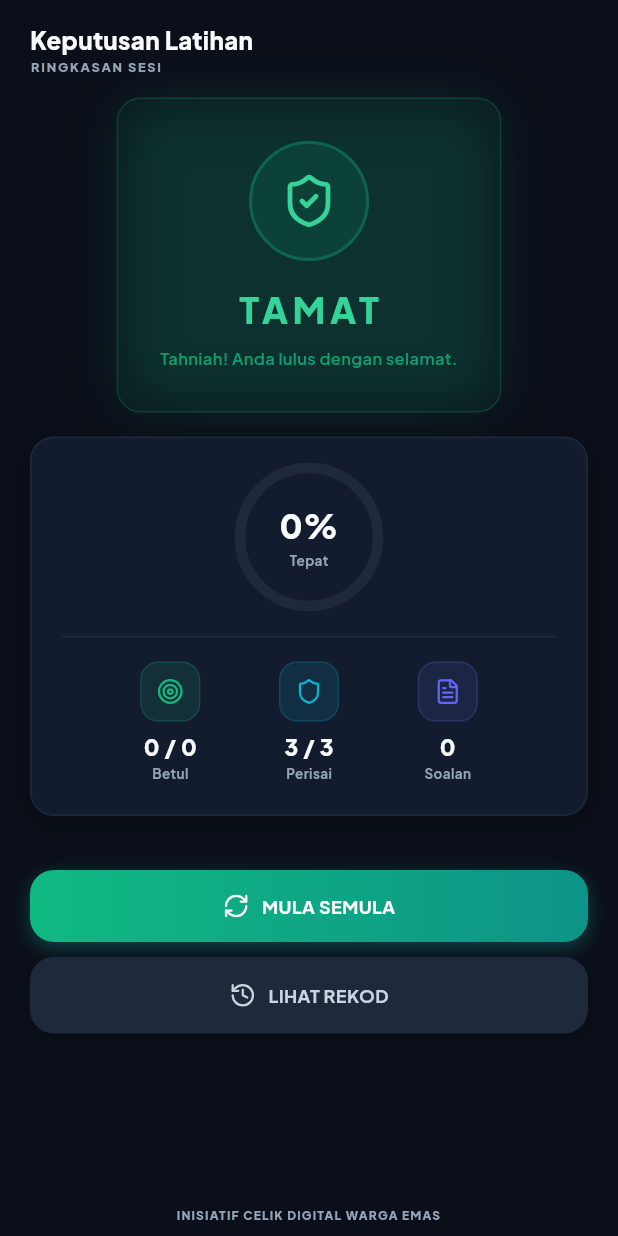
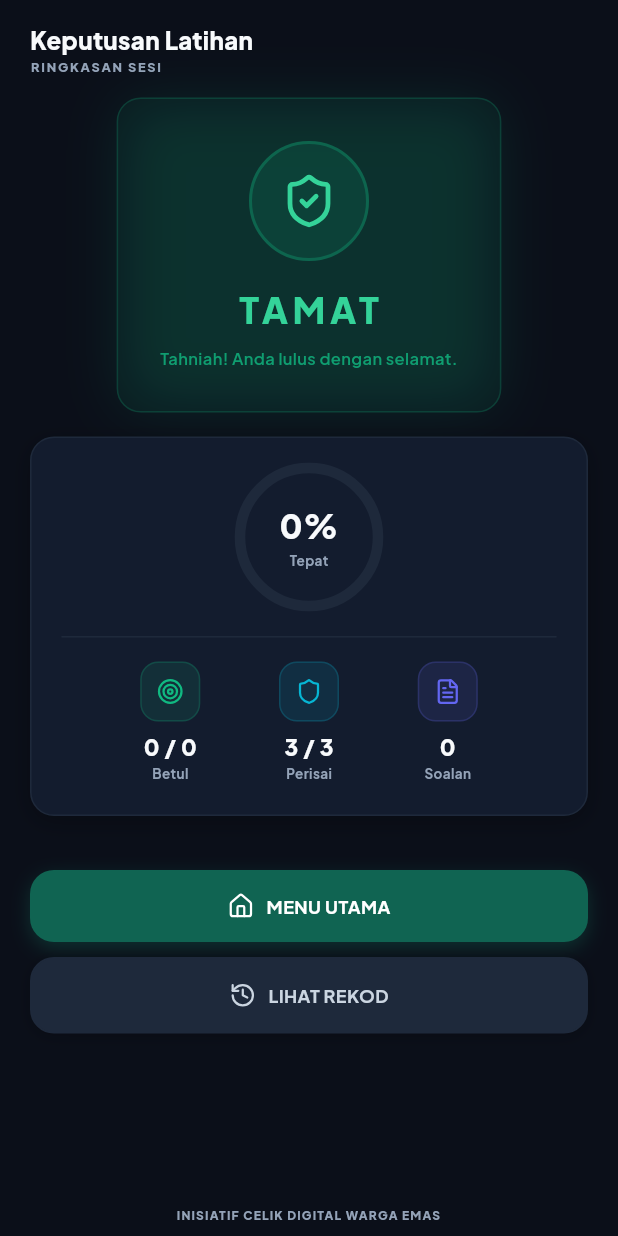
Before and after one commit to D20231106421/safestep, a Flutter app: the EndView screen opened directly, on a phone screen of 412 x 824 dp. Run offline on Flutter 3.47's test engine with Material 3 defaults, Android fonts, the phone set to English and light mode, and no system bars; drawn by our look-alikes of flutter_animate; our stand-ins replace flutter_local_notifications, google_fonts, google_generative_ai, lucide_icons, shared_preferences; accounts and stored records are empty.

Commit message:
Green Button Recolor

```diff
--- a/lib/views/end_view.dart
+++ b/lib/views/end_view.dart
@@ -220,12 +220,13 @@ class EndView extends StatelessWidget {
 
                     // Action buttons
                     GradientButton(
-                      label: 'MULA SEMULA',
-                      icon: LucideIcons.refreshCw,
+                      label: 'MENU UTAMA',
+                      icon: LucideIcons.home,
                       width: double.infinity,
                       fontSize: 12,
                       padding: const EdgeInsets.symmetric(vertical: 15),
                       borderRadius: BorderRadius.circular(16),
+                      gradientColors: const [Color(0xFF106452), Color(0xFF106452)],
                       onPressed: () => game.setGameState('menu'),
                     ).animate().fadeIn(delay: 450.ms, duration: 350.ms),
                     const SizedBox(height: 10),
--- a/lib/views/feedback_view.dart
+++ b/lib/views/feedback_view.dart
@@ -205,6 +205,7 @@ class FeedbackView extends StatelessWidget {
                 fontSize: 12,
                 padding: const EdgeInsets.symmetric(vertical: 15),
                 borderRadius: BorderRadius.circular(16),
+                gradientColors: const [Color(0xFF106452), Color(0xFF106452)],
                 onPressed: () => game.nextScenario(historyProv),
               ),
             ).animate().fadeIn(delay: 300.ms, duration: 350.ms),
--- a/lib/views/trends_view.dart
+++ b/lib/views/trends_view.dart
@@ -220,6 +220,7 @@ class TrendsView extends StatelessWidget {
                           label: 'Hubungi 997 — NSRC',
                           icon: LucideIcons.phone,
                           width: double.infinity,
+                          gradientColors: const [Color(0xFF106452), Color(0xFF106452)],
                           onPressed: () {
                             ScaffoldMessenger.of(context).showSnackBar(
                               const SnackBar(
--- a/lib/widgets/gradient_button.dart
+++ b/lib/widgets/gradient_button.dart
@@ -14,6 +14,7 @@ class GradientButton extends StatelessWidget {
     this.padding,
     this.borderRadius,
     this.fontSize = 13,
+    this.gradientColors,
   });
 
   final String label;
@@ -23,6 +24,7 @@ class GradientButton extends StatelessWidget {
   final EdgeInsetsGeometry? padding;
   final BorderRadius? borderRadius;
   final double fontSize;
+  final List<Color>? gradientColors;
 
   @override
   Widget build(BuildContext context) {
@@ -33,15 +35,15 @@ class GradientButton extends StatelessWidget {
         duration: const Duration(milliseconds: 150),
         width: width,
         decoration: BoxDecoration(
-          gradient: const LinearGradient(
-            colors: [AppColors.emerald, AppColors.emeraldDeep],
+          gradient: LinearGradient(
+            colors: gradientColors ?? [AppColors.emerald, AppColors.emeraldDeep],
             begin: Alignment.centerLeft,
             end: Alignment.centerRight,
           ),
           borderRadius: radius,
           boxShadow: [
             BoxShadow(
-              color: AppColors.emeraldDeep.withValues(alpha: 0.40),
+              color: (gradientColors?.first ?? AppColors.emeraldDeep).withValues(alpha: 0.40),
               blurRadius: 10,
               offset: const Offset(0, 4),
             ),
```
Also changed, not shown: lib/views/home_view.dart (+2 -6 lines).
